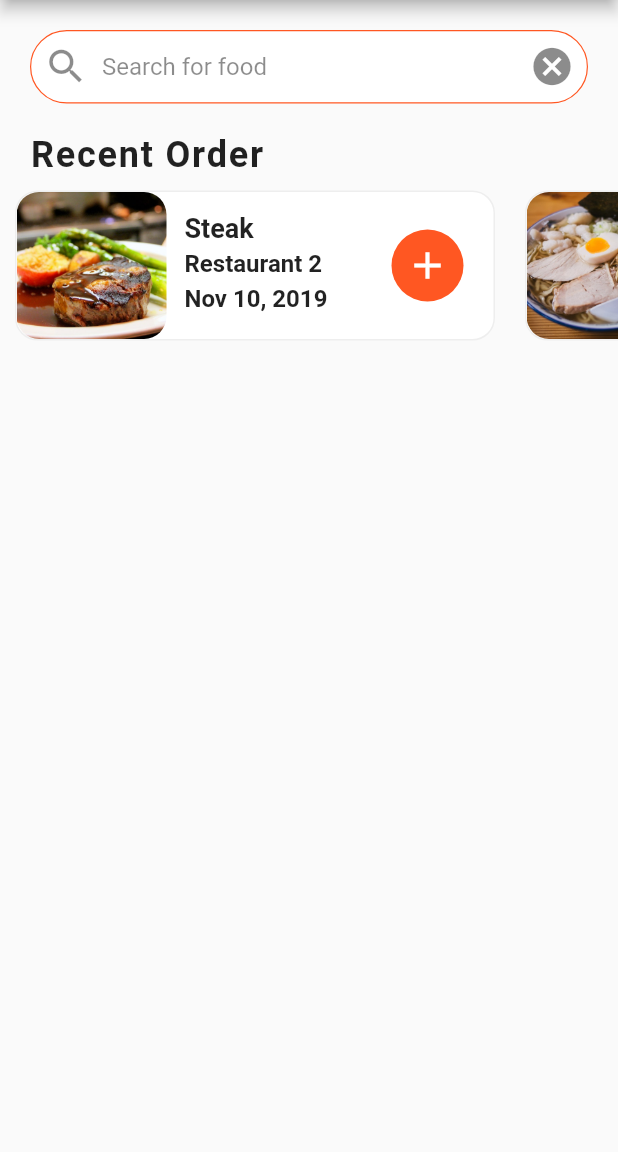
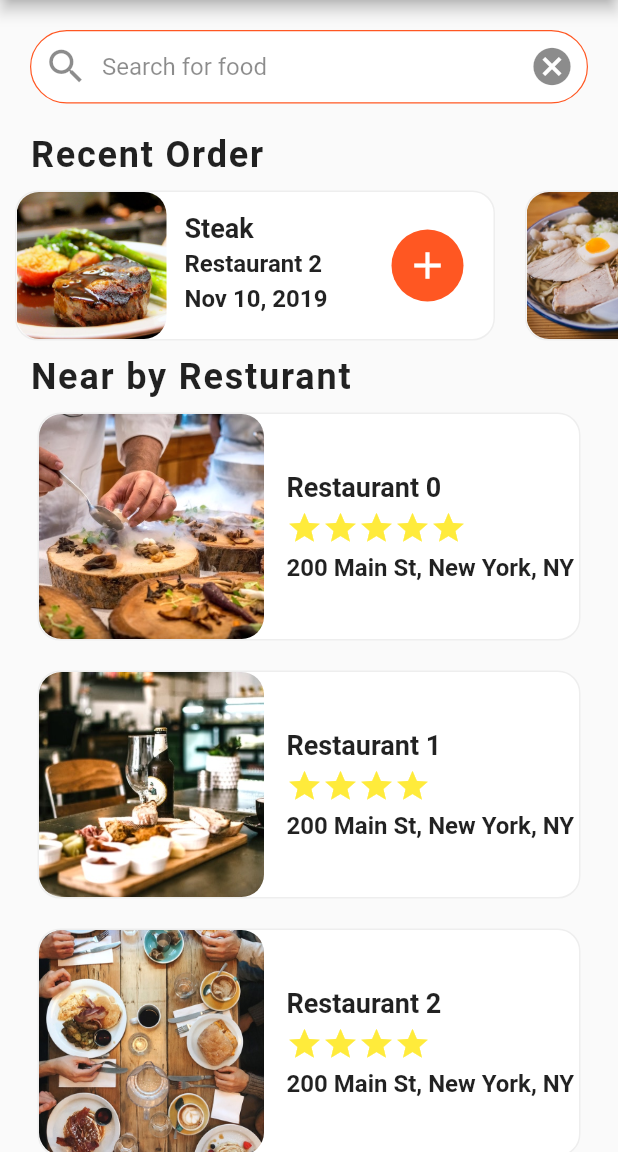
Before and after one commit to johnPractice/flutter_deleviry_app, a Flutter app: the screen it shows after launch, on a phone screen of 412 x 824 dp, the part 84-1236 px from its top. Run offline on Flutter 3.47's test engine with Material 2 defaults, Android fonts, the phone set to English and light mode, and no system bars.

Commit message:
added near restuarant

```diff
--- a/lib/screans/home_screen.dart
+++ b/lib/screans/home_screen.dart
@@ -1,4 +1,7 @@
+import 'package:flutter/cupertino.dart';
 import 'package:flutter/material.dart';
+import 'package:flutter_food_delivery_ui/models/restaurant.dart';
+import 'package:flutter_food_delivery_ui/widgets/RateStars.dart';
 import 'package:flutter_food_delivery_ui/widgets/recent_orders.dart';
 
 import '../data/data.dart';
@@ -9,6 +12,76 @@ class HomeScreen extends StatefulWidget {
 }
 
 class _HomeScreenState extends State<HomeScreen> {
+  _buildRestaurants() {
+    List<Widget> restaurantsList = [];
+    restaurants.forEach((Restaurant restaurant) {
+      restaurantsList.add(Container(
+        margin: EdgeInsets.symmetric(
+          vertical: 10.0,
+          horizontal: 25.0,
+        ),
+        decoration: BoxDecoration(
+          color: Colors.white,
+          borderRadius: BorderRadius.circular(15.0),
+          border: Border.all(
+            width: 1.0,
+            color: Colors.grey[200],
+          ),
+        ),
+        child: Row(
+          children: <Widget>[
+            ClipRRect(
+              borderRadius: BorderRadius.circular(15.0),
+              child: Image(
+                image: AssetImage(restaurant.imageUrl),
+                width: 150.0,
+                height: 150.0,
+                fit: BoxFit.cover,
+              ),
+            ),
+            Container(
+              margin: EdgeInsets.all(15.0),
+              child: Column(
+                mainAxisAlignment: MainAxisAlignment.center,
+                crossAxisAlignment: CrossAxisAlignment.start,
+                children: <Widget>[
+                  Text(
+                    restaurant.name,
+                    style: TextStyle(
+                      fontSize: 18.0,
+                      fontWeight: FontWeight.bold,
+                    ),
+                    overflow: TextOverflow.ellipsis,
+                  ),
+                  SizedBox(
+                    height: 5.0,
+                  ),
+                  RateStars(
+                    rating: restaurant.rating,
+                  ),
+                  SizedBox(
+                    height: 5.0,
+                  ),
+                  Text(
+                    restaurant.address,
+                    style: TextStyle(
+                      fontSize: 16.0,
+                      fontWeight: FontWeight.w600,
+                    ),
+                    overflow: TextOverflow.ellipsis,
+                  ),
+                ],
+              ),
+            ),
+          ],
+        ),
+      ));
+    });
+    return Column(
+      children: restaurantsList,
+    );
+  }
+
   @override
   Widget build(BuildContext context) {
     return Scaffold(
@@ -68,6 +141,23 @@ class _HomeScreenState extends State<HomeScreen> {
             ),
           ),
           RecentOrder(),
+          Column(
+            crossAxisAlignment: CrossAxisAlignment.start,
+            children: <Widget>[
+              Padding(
+                padding: EdgeInsets.symmetric(horizontal: 20.0),
+                child: Text(
+                  'Near by Resturant',
+                  style: TextStyle(
+                    fontWeight: FontWeight.w600,
+                    fontSize: 24.0,
+                    letterSpacing: 1.2,
+                  ),
+                ),
+              ),
+              _buildRestaurants(),
+            ],
+          ),
         ],
       ),
     );
--- /dev/null
+++ b/lib/widgets/RateStars.dart
@@ -0,0 +1,19 @@
+import 'package:flutter/material.dart';
+
+class RateStars extends StatelessWidget {
+  final int rating;
+
+  const RateStars({Key key, this.rating}) : super(key: key);
+  @override
+  Widget build(BuildContext context) {
+    List<Widget> result=[];
+    for (int i = 0; i < this.rating; i++) {
+      result.add(
+        Icon(Icons.star,color: Colors.yellow,),
+      );
+    }
+    return Row(
+      children: result,
+    );
+  }
+}
```
